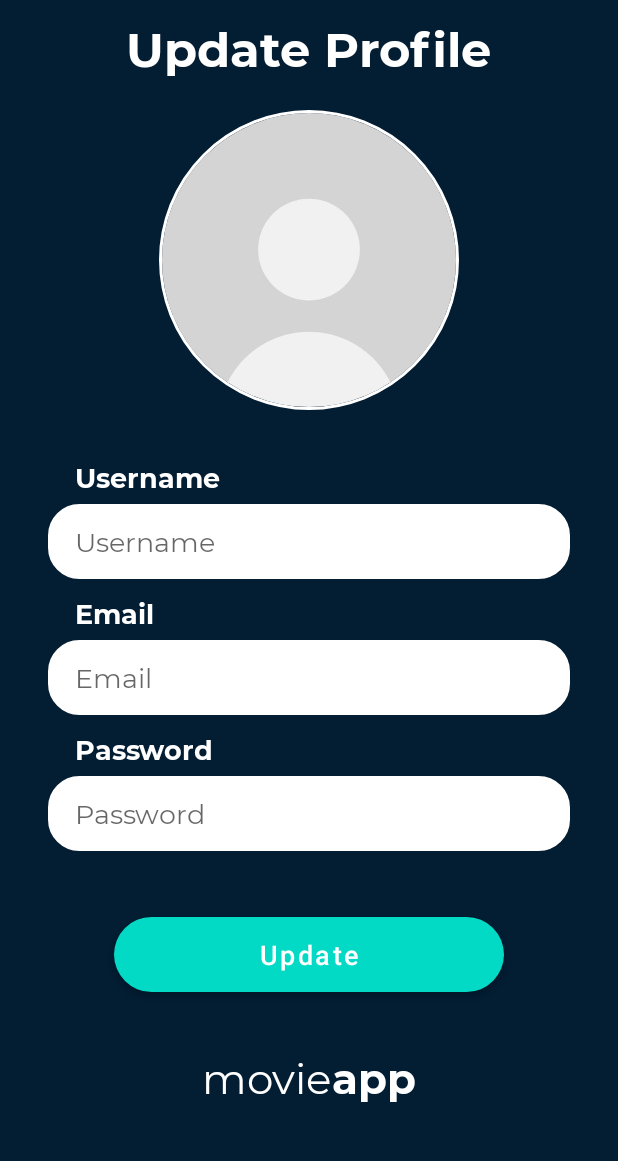
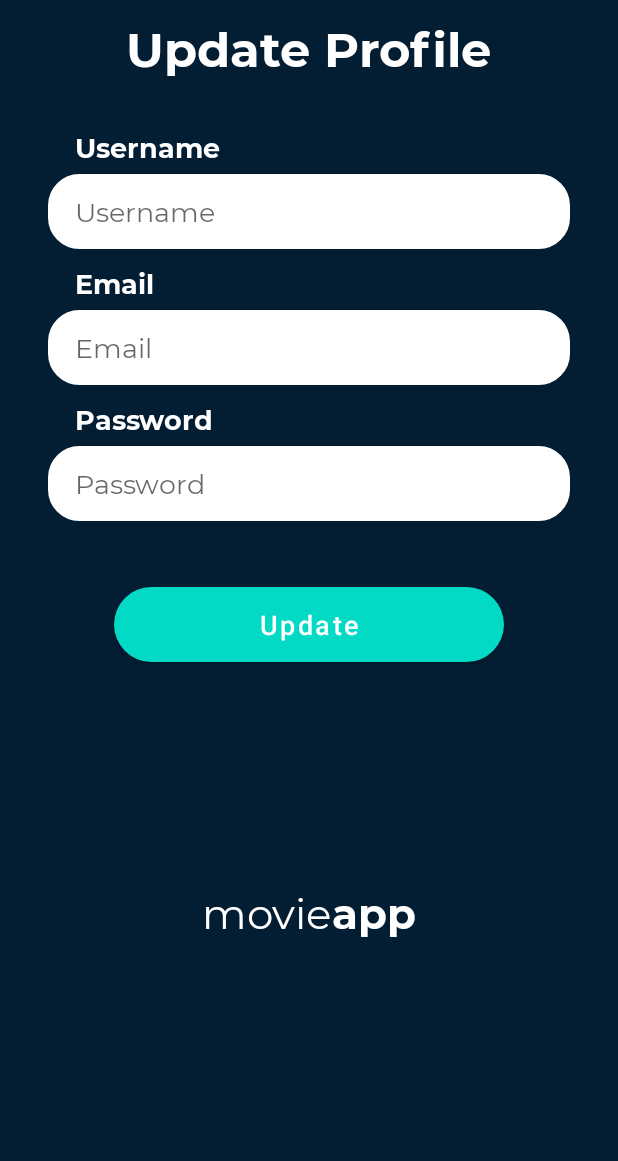
Before and after one commit to wahyuananta/ChallengeChapter7Binar, an Android app built with Jetpack Compose: the fragment ProfileFragment placed in its activity, on a phone screen of 412 x 824 dp, the part 75-1236 px from its top. Run offline under Robolectric (Android 15) with nearby library versions, the phone set to English and light mode, and no system bars; our stand-ins replace Dagger/Hilt's generated code, Room's generated code; 5 statements that could not run were skipped.

Commit message:
Update profile

```diff
--- a/app/src/main/res/layout/fragment_profile.xml
+++ b/app/src/main/res/layout/fragment_profile.xml
@@ -45,18 +45,6 @@
         app:layout_constraintStart_toStartOf="parent"
         app:layout_constraintEnd_toEndOf="parent"/>
 
-    <de.hdodenhof.circleimageview.CircleImageView
-        android:id="@+id/profile_image"
-        android:layout_width="200dp"
-        android:layout_height="200dp"
-        android:layout_marginTop="20dp"
-        android:src="@drawable/default_profile"
-        app:civ_border_width="2dp"
-        app:civ_border_color="#FFFF"
-        app:layout_constraintStart_toStartOf="parent"
-        app:layout_constraintEnd_toEndOf="parent"
-        app:layout_constraintTop_toBottomOf="@+id/tv_update"/>
-
     <TextView
         android:id="@+id/tv_username"
         android:layout_width="wrap_content"
@@ -69,7 +57,7 @@
         android:layout_marginTop="32dp"
         android:layout_marginStart="50dp"
         app:layout_constraintStart_toStartOf="parent"
-        app:layout_constraintTop_toBottomOf="@id/profile_image" />
+        app:layout_constraintTop_toBottomOf="@id/tv_update" />
 
     <EditText
         android:id="@+id/et_username"
```
Also changed, not shown: app/src/main/java/com/coder/challengechapter7binar/ui/profile/ProfileFragment.kt (+0 -57 lines), app/src/main/res/layout/activity_splash_screen.xml (deleted, +0 -50 lines).
